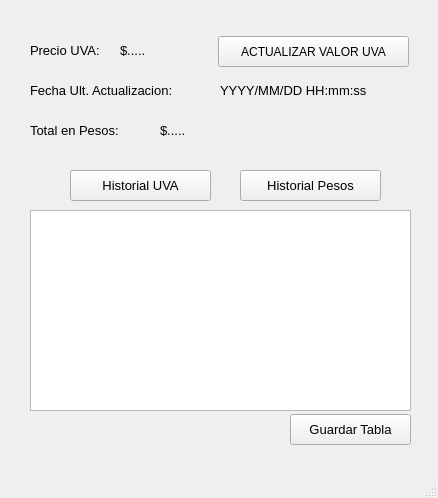
Above: View_Principal.ui from DiegoCC14/Web_Scraping_Calculadora_UVA_BCRA before the change. Below: the same form after it.
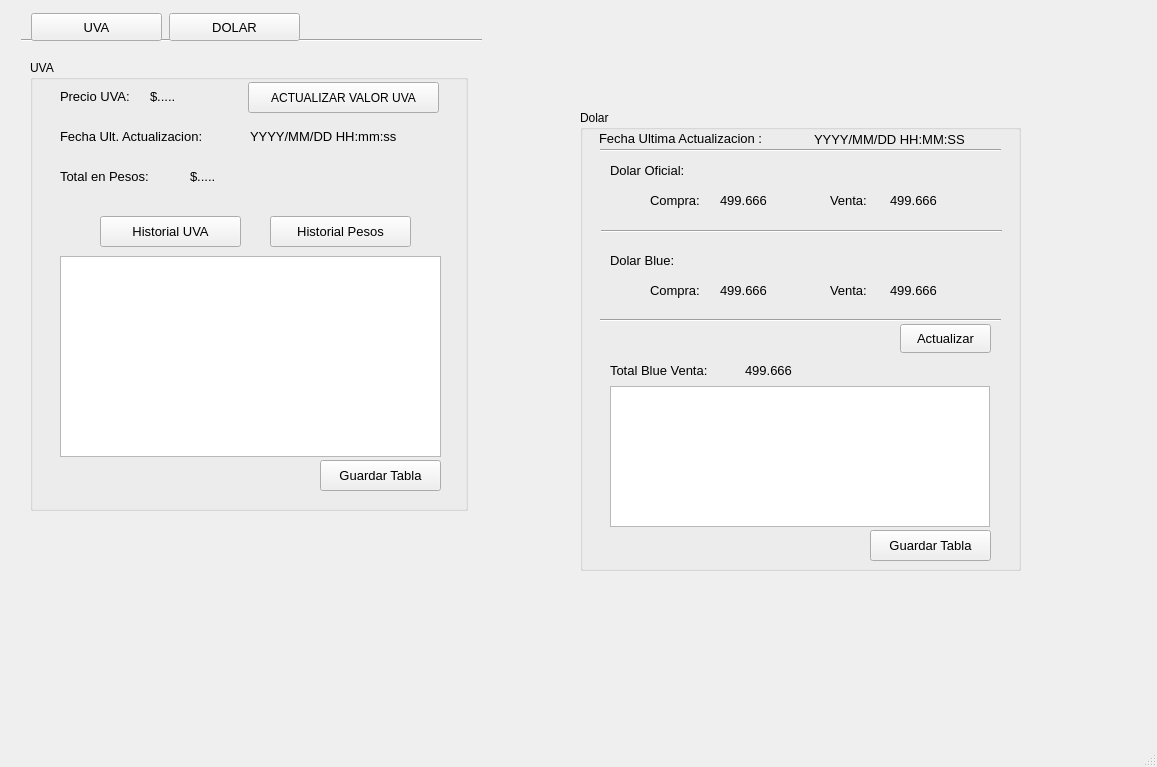
That is the form after the change.

Commit message: +Calculo a Dolares con WebScraping

The edit to the form file:
```diff
--- a/View_Principal.ui
+++ b/View_Principal.ui
@@ -6,72 +6,597 @@
    <rect>
     <x>0</x>
     <y>0</y>
-    <width>438</width>
-    <height>498</height>
+    <width>1157</width>
+    <height>767</height>
    </rect>
   </property>
   <property name="windowTitle">
    <string>MainWindow</string>
   </property>
   <widget class="QWidget" name="centralwidget">
-   <widget class="QTableWidget" name="Table_Cant_Uvas">
+   <widget class="QGroupBox" name="Group_Dolar_Bl_Of">
     <property name="geometry">
      <rect>
-      <x>30</x>
-      <y>210</y>
-      <width>381</width>
-      <height>201</height>
+      <x>580</x>
+      <y>110</y>
+      <width>441</width>
+      <height>461</height>
      </rect>
     </property>
-    <property name="font">
-     <font>
-      <pointsize>10</pointsize>
-     </font>
+    <property name="title">
+     <string>Dolar</string>
     </property>
+    <widget class="QLabel" name="label_3">
+     <property name="geometry">
+      <rect>
+       <x>30</x>
+       <y>50</y>
+       <width>121</width>
+       <height>21</height>
+      </rect>
+     </property>
+     <property name="font">
+      <font>
+       <pointsize>10</pointsize>
+      </font>
+     </property>
+     <property name="text">
+      <string>Dolar Oficial:</string>
+     </property>
+    </widget>
+    <widget class="QLabel" name="label_5">
+     <property name="geometry">
+      <rect>
+       <x>30</x>
+       <y>140</y>
+       <width>121</width>
+       <height>21</height>
+      </rect>
+     </property>
+     <property name="font">
+      <font>
+       <pointsize>10</pointsize>
+      </font>
+     </property>
+     <property name="text">
+      <string>Dolar Blue:</string>
+     </property>
+    </widget>
+    <widget class="QLabel" name="label_Dolar_Oficial_Compra">
+     <property name="geometry">
+      <rect>
+       <x>140</x>
+       <y>80</y>
+       <width>81</width>
+       <height>21</height>
+      </rect>
+     </property>
+     <property name="font">
+      <font>
+       <pointsize>10</pointsize>
+      </font>
+     </property>
+     <property name="text">
+      <string>499.666</string>
+     </property>
+    </widget>
+    <widget class="QLabel" name="label_Dolar_Oficial_Venta">
+     <property name="geometry">
+      <rect>
+       <x>310</x>
+       <y>80</y>
+       <width>81</width>
+       <height>21</height>
+      </rect>
+     </property>
+     <property name="font">
+      <font>
+       <pointsize>10</pointsize>
+      </font>
+     </property>
+     <property name="text">
+      <string>499.666</string>
+     </property>
+    </widget>
+    <widget class="QLabel" name="label_6">
+     <property name="geometry">
+      <rect>
+       <x>70</x>
+       <y>80</y>
+       <width>61</width>
+       <height>21</height>
+      </rect>
+     </property>
+     <property name="font">
+      <font>
+       <pointsize>10</pointsize>
+      </font>
+     </property>
+     <property name="text">
+      <string>Compra:</string>
+     </property>
+    </widget>
+    <widget class="QLabel" name="label_7">
+     <property name="geometry">
+      <rect>
+       <x>250</x>
+       <y>80</y>
+       <width>51</width>
+       <height>21</height>
+      </rect>
+     </property>
+     <property name="font">
+      <font>
+       <pointsize>10</pointsize>
+      </font>
+     </property>
+     <property name="text">
+      <string>Venta:</string>
+     </property>
+    </widget>
+    <widget class="QLabel" name="label_Dolar_Blue_Venta">
+     <property name="geometry">
+      <rect>
+       <x>310</x>
+       <y>170</y>
+       <width>81</width>
+       <height>21</height>
+      </rect>
+     </property>
+     <property name="font">
+      <font>
+       <pointsize>10</pointsize>
+      </font>
+     </property>
+     <property name="text">
+      <string>499.666</string>
+     </property>
+    </widget>
+    <widget class="QLabel" name="label_Dolar_Blue_Compra">
+     <property name="geometry">
+      <rect>
+       <x>140</x>
+       <y>170</y>
+       <width>81</width>
+       <height>21</height>
+      </rect>
+     </property>
+     <property name="font">
+      <font>
+       <pointsize>10</pointsize>
+      </font>
+     </property>
+     <property name="text">
+      <string>499.666</string>
+     </property>
+    </widget>
+    <widget class="QLabel" name="label_8">
+     <property name="geometry">
+      <rect>
+       <x>250</x>
+       <y>170</y>
+       <width>51</width>
+       <height>21</height>
+      </rect>
+     </property>
+     <property name="font">
+      <font>
+       <pointsize>10</pointsize>
+      </font>
+     </property>
+     <property name="text">
+      <string>Venta:</string>
+     </property>
+    </widget>
+    <widget class="QLabel" name="label_9">
+     <property name="geometry">
+      <rect>
+       <x>70</x>
+       <y>170</y>
+       <width>61</width>
+       <height>21</height>
+      </rect>
+     </property>
+     <property name="font">
+      <font>
+       <pointsize>10</pointsize>
+      </font>
+     </property>
+     <property name="text">
+      <string>Compra:</string>
+     </property>
+    </widget>
+    <widget class="Line" name="line_2">
+     <property name="geometry">
+      <rect>
+       <x>21</x>
+       <y>111</y>
+       <width>401</width>
+       <height>20</height>
+      </rect>
+     </property>
+     <property name="orientation">
+      <enum>Qt::Horizontal</enum>
+     </property>
+    </widget>
+    <widget class="Line" name="line_3">
+     <property name="geometry">
+      <rect>
+       <x>20</x>
+       <y>30</y>
+       <width>401</width>
+       <height>20</height>
+      </rect>
+     </property>
+     <property name="orientation">
+      <enum>Qt::Horizontal</enum>
+     </property>
+    </widget>
+    <widget class="Line" name="line_4">
+     <property name="geometry">
+      <rect>
+       <x>20</x>
+       <y>200</y>
+       <width>401</width>
+       <height>20</height>
+      </rect>
+     </property>
+     <property name="orientation">
+      <enum>Qt::Horizontal</enum>
+     </property>
+    </widget>
+    <widget class="QTableWidget" name="Table_Cant_Dolares">
+     <property name="geometry">
+      <rect>
+       <x>30</x>
+       <y>276</y>
+       <width>380</width>
+       <height>141</height>
+      </rect>
+     </property>
+     <property name="font">
+      <font>
+       <pointsize>10</pointsize>
+      </font>
+     </property>
+    </widget>
+    <widget class="QPushButton" name="button_Guardar_Tabla_Dolar">
+     <property name="geometry">
+      <rect>
+       <x>290</x>
+       <y>420</y>
+       <width>121</width>
+       <height>31</height>
+      </rect>
+     </property>
+     <property name="font">
+      <font>
+       <pointsize>10</pointsize>
+      </font>
+     </property>
+     <property name="text">
+      <string>Guardar Tabla</string>
+     </property>
+    </widget>
+    <widget class="QPushButton" name="button_Actualizar_Datos_Dolar">
+     <property name="geometry">
+      <rect>
+       <x>320</x>
+       <y>214</y>
+       <width>91</width>
+       <height>29</height>
+      </rect>
+     </property>
+     <property name="font">
+      <font>
+       <pointsize>10</pointsize>
+      </font>
+     </property>
+     <property name="text">
+      <string>Actualizar</string>
+     </property>
+    </widget>
+    <widget class="QLabel" name="label_10">
+     <property name="geometry">
+      <rect>
+       <x>30</x>
+       <y>250</y>
+       <width>130</width>
+       <height>21</height>
+      </rect>
+     </property>
+     <property name="font">
+      <font>
+       <pointsize>10</pointsize>
+      </font>
+     </property>
+     <property name="text">
+      <string>Total Blue Venta:</string>
+     </property>
+    </widget>
+    <widget class="QLabel" name="label_Total_en_Pesos_Dolar">
+     <property name="geometry">
+      <rect>
+       <x>165</x>
+       <y>250</y>
+       <width>111</width>
+       <height>21</height>
+      </rect>
+     </property>
+     <property name="font">
+      <font>
+       <pointsize>10</pointsize>
+      </font>
+     </property>
+     <property name="text">
+      <string>499.666</string>
+     </property>
+    </widget>
+    <widget class="QLabel" name="label_11">
+     <property name="geometry">
+      <rect>
+       <x>19</x>
+       <y>18</y>
+       <width>211</width>
+       <height>21</height>
+      </rect>
+     </property>
+     <property name="font">
+      <font>
+       <pointsize>10</pointsize>
+      </font>
+     </property>
+     <property name="text">
+      <string>Fecha Ultima Actualizacion :</string>
+     </property>
+    </widget>
+    <widget class="QLabel" name="label_Fecha_Ultima_Actualizacion">
+     <property name="geometry">
+      <rect>
+       <x>234</x>
+       <y>19</y>
+       <width>191</width>
+       <height>21</height>
+      </rect>
+     </property>
+     <property name="font">
+      <font>
+       <pointsize>10</pointsize>
+      </font>
+     </property>
+     <property name="text">
+      <string>YYYY/MM/DD HH:MM:SS</string>
+     </property>
+    </widget>
    </widget>
-   <widget class="QLabel" name="label">
+   <widget class="QGroupBox" name="Group_UVA">
     <property name="geometry">
      <rect>
       <x>30</x>
-      <y>40</y>
-      <width>91</width>
-      <height>21</height>
+      <y>60</y>
+      <width>438</width>
+      <height>451</height>
      </rect>
     </property>
-    <property name="font">
-     <font>
-      <pointsize>10</pointsize>
-     </font>
+    <property name="title">
+     <string>UVA</string>
     </property>
-    <property name="text">
-     <string>Precio UVA: </string>
-    </property>
+    <widget class="QPushButton" name="button_Ver_Historial_Pesos_Total">
+     <property name="geometry">
+      <rect>
+       <x>240</x>
+       <y>156</y>
+       <width>141</width>
+       <height>31</height>
+      </rect>
+     </property>
+     <property name="font">
+      <font>
+       <pointsize>10</pointsize>
+      </font>
+     </property>
+     <property name="text">
+      <string>Historial Pesos</string>
+     </property>
+    </widget>
+    <widget class="QTableWidget" name="Table_Cant_Uvas">
+     <property name="geometry">
+      <rect>
+       <x>30</x>
+       <y>196</y>
+       <width>381</width>
+       <height>201</height>
+      </rect>
+     </property>
+     <property name="font">
+      <font>
+       <pointsize>10</pointsize>
+      </font>
+     </property>
+    </widget>
+    <widget class="QLabel" name="label_Fecha_Actualizacion_UVA">
+     <property name="geometry">
+      <rect>
+       <x>220</x>
+       <y>66</y>
+       <width>191</width>
+       <height>21</height>
+      </rect>
+     </property>
+     <property name="font">
+      <font>
+       <pointsize>10</pointsize>
+      </font>
+     </property>
+     <property name="text">
+      <string>YYYY/MM/DD HH:mm:ss</string>
+     </property>
+    </widget>
+    <widget class="QPushButton" name="button_Ver_Historial_UVA">
+     <property name="geometry">
+      <rect>
+       <x>70</x>
+       <y>156</y>
+       <width>141</width>
+       <height>31</height>
+      </rect>
+     </property>
+     <property name="font">
+      <font>
+       <pointsize>10</pointsize>
+      </font>
+     </property>
+     <property name="text">
+      <string>Historial UVA</string>
+     </property>
+    </widget>
+    <widget class="QLabel" name="label">
+     <property name="geometry">
+      <rect>
+       <x>30</x>
+       <y>26</y>
+       <width>91</width>
+       <height>21</height>
+      </rect>
+     </property>
+     <property name="font">
+      <font>
+       <pointsize>10</pointsize>
+      </font>
+     </property>
+     <property name="text">
+      <string>Precio UVA: </string>
+     </property>
+    </widget>
+    <widget class="QLabel" name="label_Precio_UVA">
+     <property name="geometry">
+      <rect>
+       <x>120</x>
+       <y>26</y>
+       <width>131</width>
+       <height>21</height>
+      </rect>
+     </property>
+     <property name="font">
+      <font>
+       <pointsize>10</pointsize>
+      </font>
+     </property>
+     <property name="text">
+      <string>$.....</string>
+     </property>
+    </widget>
+    <widget class="QPushButton" name="button_Actualizar_UVA">
+     <property name="geometry">
+      <rect>
+       <x>218</x>
+       <y>22</y>
+       <width>191</width>
+       <height>31</height>
+      </rect>
+     </property>
+     <property name="font">
+      <font>
+       <pointsize>9</pointsize>
+      </font>
+     </property>
+     <property name="text">
+      <string>ACTUALIZAR VALOR UVA</string>
+     </property>
+    </widget>
+    <widget class="QLabel" name="label_Total_en_Pesos">
+     <property name="geometry">
+      <rect>
+       <x>160</x>
+       <y>106</y>
+       <width>191</width>
+       <height>21</height>
+      </rect>
+     </property>
+     <property name="font">
+      <font>
+       <pointsize>10</pointsize>
+      </font>
+     </property>
+     <property name="text">
+      <string>$.....</string>
+     </property>
+    </widget>
+    <widget class="QLabel" name="label_2">
+     <property name="geometry">
+      <rect>
+       <x>30</x>
+       <y>66</y>
+       <width>191</width>
+       <height>21</height>
+      </rect>
+     </property>
+     <property name="font">
+      <font>
+       <pointsize>10</pointsize>
+      </font>
+     </property>
+     <property name="text">
+      <string>Fecha Ult. Actualizacion:</string>
+     </property>
+    </widget>
+    <widget class="QLabel" name="label_4">
+     <property name="geometry">
+      <rect>
+       <x>30</x>
+       <y>106</y>
+       <width>121</width>
+       <height>21</height>
+      </rect>
+     </property>
+     <property name="font">
+      <font>
+       <pointsize>10</pointsize>
+      </font>
+     </property>
+     <property name="text">
+      <string>Total en Pesos:</string>
+     </property>
+    </widget>
+    <widget class="QPushButton" name="button_Guardar_Tabla_UVA">
+     <property name="geometry">
+      <rect>
+       <x>290</x>
+       <y>400</y>
+       <width>121</width>
+       <height>31</height>
+      </rect>
+     </property>
+     <property name="font">
+      <font>
+       <pointsize>10</pointsize>
+      </font>
+     </property>
+     <property name="text">
+      <string>Guardar Tabla</string>
+     </property>
+    </widget>
    </widget>
-   <widget class="QLabel" name="label_Precio_UVA">
+   <widget class="Line" name="line">
     <property name="geometry">
      <rect>
-      <x>120</x>
-      <y>40</y>
-      <width>131</width>
-      <height>21</height>
+      <x>21</x>
+      <y>32</y>
+      <width>461</width>
+      <height>16</height>
      </rect>
     </property>
-    <property name="font">
-     <font>
-      <pointsize>10</pointsize>
-     </font>
+    <property name="orientation">
+     <enum>Qt::Horizontal</enum>
     </property>
-    <property name="text">
-     <string>$.....</string>
-    </property>
    </widget>
-   <widget class="QLabel" name="label_2">
+   <widget class="QPushButton" name="button_Pestania_UVA">
     <property name="geometry">
      <rect>
-      <x>30</x>
-      <y>80</y>
-      <width>191</width>
-      <height>21</height>
+      <x>31</x>
+      <y>13</y>
+      <width>131</width>
+      <height>28</height>
      </rect>
     </property>
     <property name="font">
@@ -80,16 +605,16 @@
      </font>
     </property>
     <property name="text">
-     <string>Fecha Ult. Actualizacion:</string>
+     <string>UVA</string>
     </property>
    </widget>
-   <widget class="QLabel" name="label_4">
+   <widget class="QPushButton" name="button_Pestania_DOLAR">
     <property name="geometry">
      <rect>
-      <x>30</x>
-      <y>120</y>
-      <width>121</width>
-      <height>21</height>
+      <x>169</x>
+      <y>13</y>
+      <width>131</width>
+      <height>28</height>
      </rect>
     </property>
     <property name="font">
@@ -98,115 +623,7 @@
      </font>
     </property>
     <property name="text">
-     <string>Total en Pesos:</string>
-    </property>
-   </widget>
-   <widget class="QLabel" name="label_Fecha_Actualizacion_UVA">
-    <property name="geometry">
-     <rect>
-      <x>220</x>
-      <y>80</y>
-      <width>191</width>
-      <height>21</height>
-     </rect>
-    </property>
-    <property name="font">
-     <font>
-      <pointsize>10</pointsize>
-     </font>
-    </property>
-    <property name="text">
-     <string>YYYY/MM/DD HH:mm:ss</string>
-    </property>
-   </widget>
-   <widget class="QLabel" name="label_Total_en_Pesos">
-    <property name="geometry">
-     <rect>
-      <x>160</x>
-      <y>120</y>
-      <width>191</width>
-      <height>21</height>
-     </rect>
-    </property>
-    <property name="font">
-     <font>
-      <pointsize>10</pointsize>
-     </font>
-    </property>
-    <property name="text">
-     <string>$.....</string>
-    </property>
-   </widget>
-   <widget class="QPushButton" name="button_Actualizar_UVA">
-    <property name="geometry">
-     <rect>
-      <x>218</x>
-      <y>36</y>
-      <width>191</width>
-      <height>31</height>
-     </rect>
-    </property>
-    <property name="font">
-     <font>
-      <pointsize>9</pointsize>
-     </font>
-    </property>
-    <property name="text">
-     <string>ACTUALIZAR VALOR UVA</string>
-    </property>
-   </widget>
-   <widget class="QPushButton" name="button_Guardar_Tabla_UVA">
-    <property name="geometry">
-     <rect>
-      <x>290</x>
-      <y>414</y>
-      <width>121</width>
-      <height>31</height>
-     </rect>
-    </property>
-    <property name="font">
-     <font>
-      <pointsize>10</pointsize>
-     </font>
-    </property>
-    <property name="text">
-     <string>Guardar Tabla</string>
-    </property>
-   </widget>
-   <widget class="QPushButton" name="button_Ver_Historial_UVA">
-    <property name="geometry">
-     <rect>
-      <x>70</x>
-      <y>170</y>
-      <width>141</width>
-      <height>31</height>
-     </rect>
-    </property>
-    <property name="font">
-     <font>
-      <pointsize>10</pointsize>
-     </font>
-    </property>
-    <property name="text">
-     <string>Historial UVA</string>
-    </property>
-   </widget>
-   <widget class="QPushButton" name="button_Ver_Historial_Pesos_Total">
-    <property name="geometry">
-     <rect>
-      <x>240</x>
-      <y>170</y>
-      <width>141</width>
-      <height>31</height>
-     </rect>
-    </property>
-    <property name="font">
-     <font>
-      <pointsize>10</pointsize>
-     </font>
-    </property>
-    <property name="text">
-     <string>Historial Pesos</string>
+     <string>DOLAR</string>
     </property>
    </widget>
   </widget>
```
Left out of the diff: 2 changed lines with no effect on the pictures. The commit also changes 10 other files.
